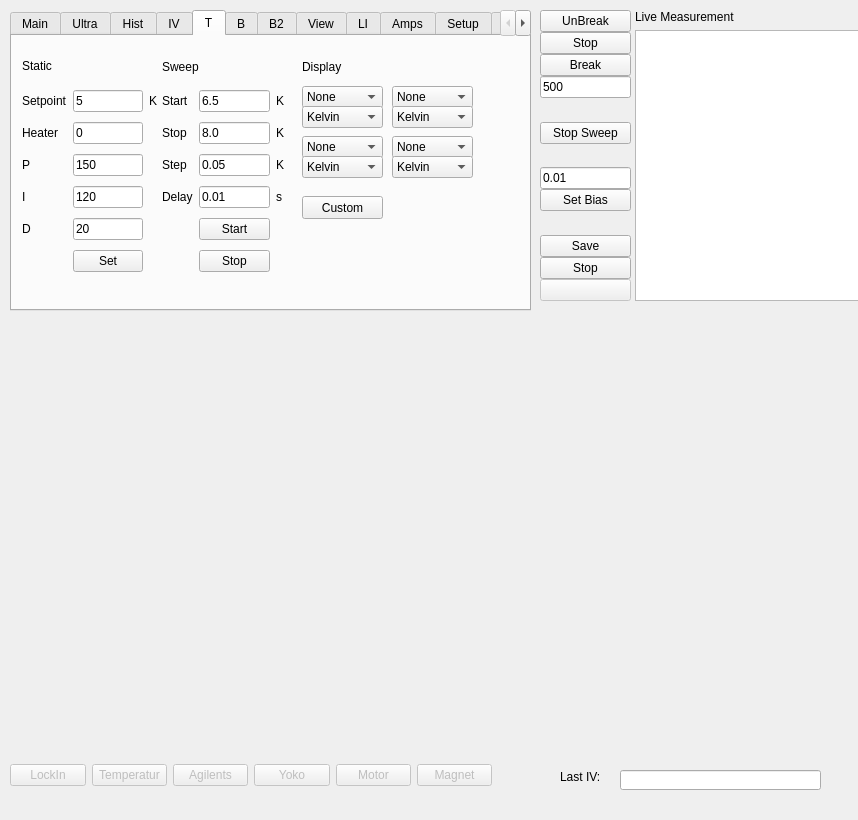
The window that gui_andreev.ui (konchris/andreev) describes before a commit, drawn with Qt 5.
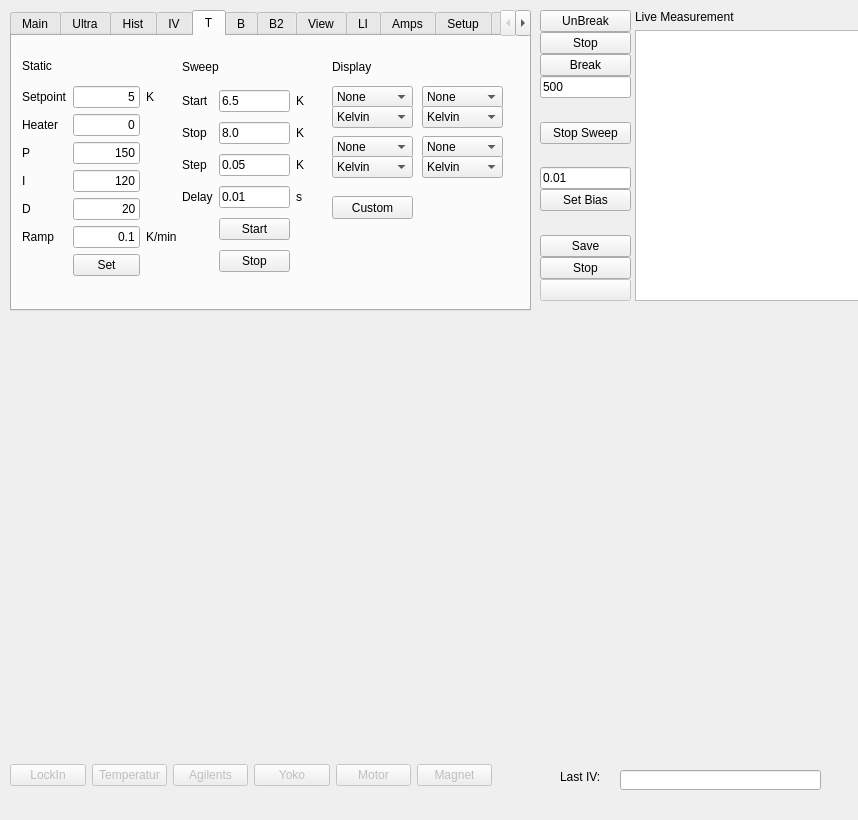
The same window after the commit. The open tabs and pages were chosen to show the change. Custom widgets are drawn as their Qt base class.

What changed in the file:
```diff
--- a/gui_andreev.ui
+++ b/gui_andreev.ui
@@ -1038,7 +1038,7 @@
           <rect>
            <x>10</x>
            <y>50</y>
-           <width>135</width>
+           <width>155</width>
            <height>191</height>
           </rect>
          </property>
@@ -1055,6 +1055,9 @@
             <property name="text">
              <string>120</string>
             </property>
+            <property name="alignment">
+             <set>Qt::AlignRight|Qt::AlignTrailing|Qt::AlignVCenter</set>
+            </property>
            </widget>
           </item>
           <item row="1" column="1">
@@ -1071,7 +1074,7 @@
             </property>
            </widget>
           </item>
-          <item row="6" column="2">
+          <item row="7" column="2">
            <widget class="QPushButton" name="btnTempSet">
             <property name="text">
              <string>Set</string>
@@ -1090,6 +1093,9 @@
             <property name="text">
              <string>0</string>
             </property>
+            <property name="alignment">
+             <set>Qt::AlignRight|Qt::AlignTrailing|Qt::AlignVCenter</set>
+            </property>
            </widget>
           </item>
           <item row="3" column="2">
@@ -1097,6 +1103,9 @@
             <property name="text">
              <string>150</string>
             </property>
+            <property name="alignment">
+             <set>Qt::AlignRight|Qt::AlignTrailing|Qt::AlignVCenter</set>
+            </property>
            </widget>
           </item>
           <item row="1" column="3">
@@ -1118,6 +1127,9 @@
             <property name="text">
              <string>20</string>
             </property>
+            <property name="alignment">
+             <set>Qt::AlignRight|Qt::AlignTrailing|Qt::AlignVCenter</set>
+            </property>
            </widget>
           </item>
           <item row="1" column="2">
@@ -1125,6 +1137,33 @@
             <property name="text">
              <string>5</string>
             </property>
+            <property name="alignment">
+             <set>Qt::AlignRight|Qt::AlignTrailing|Qt::AlignVCenter</set>
+            </property>
+           </widget>
+          </item>
+          <item row="6" column="2">
+           <widget class="QLineEdit" name="editTempRamp">
+            <property name="text">
+             <string>0.1</string>
+            </property>
+            <property name="alignment">
+             <set>Qt::AlignRight|Qt::AlignTrailing|Qt::AlignVCenter</set>
+            </property>
+           </widget>
+          </item>
+          <item row="6" column="1">
+           <widget class="QLabel" name="label_30">
+            <property name="text">
+             <string>Ramp</string>
+            </property>
+           </widget>
+          </item>
+          <item row="6" column="3">
+           <widget class="QLabel" name="label_106">
+            <property name="text">
+             <string>K/min</string>
+            </property>
            </widget>
           </item>
          </layout>
@@ -1132,7 +1171,7 @@
         <widget class="QWidget" name="gridLayoutWidget_4">
          <property name="geometry">
           <rect>
-           <x>150</x>
+           <x>170</x>
            <y>50</y>
            <width>122</width>
            <height>191</height>
@@ -1242,7 +1281,7 @@
         <widget class="QLabel" name="label_65">
          <property name="geometry">
           <rect>
-           <x>150</x>
+           <x>170</x>
            <y>20</y>
            <width>54</width>
            <height>21</height>
@@ -1268,7 +1307,7 @@
         <widget class="QComboBox" name="comboTemperatureDisplay1a">
          <property name="geometry">
           <rect>
-           <x>290</x>
+           <x>320</x>
            <y>50</y>
            <width>81</width>
            <height>22</height>
@@ -1313,7 +1352,7 @@
         <widget class="QComboBox" name="comboTemperatureDisplay1b">
          <property name="geometry">
           <rect>
-           <x>290</x>
+           <x>320</x>
            <y>70</y>
            <width>81</width>
            <height>22</height>
@@ -1353,7 +1392,7 @@
         <widget class="QLabel" name="label_76">
          <property name="geometry">
           <rect>
-           <x>290</x>
+           <x>320</x>
            <y>20</y>
            <width>54</width>
            <height>21</height>
@@ -1366,7 +1405,7 @@
         <widget class="QPushButton" name="btnTemperatureCustom">
          <property name="geometry">
           <rect>
-           <x>290</x>
+           <x>320</x>
            <y>160</y>
            <width>81</width>
            <height>23</height>
@@ -1379,7 +1418,7 @@
         <widget class="QComboBox" name="comboTemperatureDisplay2a">
          <property name="geometry">
           <rect>
-           <x>380</x>
+           <x>410</x>
            <y>50</y>
            <width>81</width>
            <height>22</height>
@@ -1424,7 +1463,7 @@
         <widget class="QComboBox" name="comboTemperatureDisplay3a">
          <property name="geometry">
           <rect>
-           <x>290</x>
+           <x>320</x>
            <y>100</y>
            <width>81</width>
            <height>22</height>
@@ -1469,7 +1508,7 @@
         <widget class="QComboBox" name="comboTemperatureDisplay4a">
          <property name="geometry">
           <rect>
-           <x>380</x>
+           <x>410</x>
            <y>100</y>
            <width>81</width>
            <height>22</height>
@@ -1514,7 +1553,7 @@
         <widget class="QComboBox" name="comboTemperatureDisplay2b">
          <property name="geometry">
           <rect>
-           <x>380</x>
+           <x>410</x>
            <y>70</y>
            <width>81</width>
            <height>22</height>
@@ -1554,7 +1593,7 @@
         <widget class="QComboBox" name="comboTemperatureDisplay3b">
          <property name="geometry">
           <rect>
-           <x>290</x>
+           <x>320</x>
            <y>120</y>
            <width>81</width>
            <height>22</height>
@@ -1594,7 +1633,7 @@
         <widget class="QComboBox" name="comboTemperatureDisplay4b">
          <property name="geometry">
           <rect>
-           <x>380</x>
+           <x>410</x>
            <y>120</y>
            <width>81</width>
            <height>22</height>
@@ -1803,21 +1842,7 @@
             </property>
            </widget>
           </item>
-          <item row="2" column="2">
-           <widget class="QLabel" name="label_31">
-            <property name="text">
-             <string>V</string>
-            </property>
-           </widget>
-          </item>
-          <item row="2" column="0">
-           <widget class="QLabel" name="label_30">
-            <property name="text">
-             <string>Bias</string>
-            </property>
-           </widget>
-          </item>
-          <item row="5" column="1">
+          <item row="4" column="1">
            <widget class="QPushButton" name="btnBInitMagnet">
             <property name="text">
              <string>Init Magnet</string>
@@ -1915,21 +1940,7 @@
             </property>
            </widget>
           </item>
-          <item row="2" column="2">
-           <widget class="QLabel" name="label_106">
-            <property name="text">
-             <string>V</string>
-            </property>
-           </widget>
-          </item>
-          <item row="2" column="0">
-           <widget class="QLabel" name="label_107">
-            <property name="text">
-             <string>Bias</string>
-            </property>
-           </widget>
-          </item>
-          <item row="5" column="1">
+          <item row="4" column="1">
            <widget class="QPushButton" name="btnBInitMagnet_2">
             <property name="text">
              <string>Init Magnet</string>
```
Left out of the diff: 99 changed lines with no effect on the pictures.
